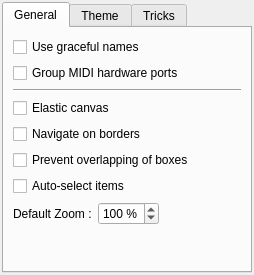
Above: resources/ui/canvas_options.ui from Houston4444/HoustonPatchbay before the change. Below: the same form after it.
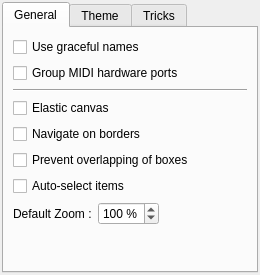
That is the form after the change. The open tabs and pages were chosen to show the change. Icons and pictures are not drawn.

Commit message: fix options dialog starting on last tab -> first tab

```diff
--- a/resources/ui/canvas_options.ui
+++ b/resources/ui/canvas_options.ui
@@ -6,7 +6,7 @@
    <rect>
     <x>0</x>
     <y>0</y>
-    <width>254</width>
+    <width>260</width>
     <height>275</height>
    </rect>
   </property>
```
Left out of the diff: 2 changed lines with no effect on the pictures.
